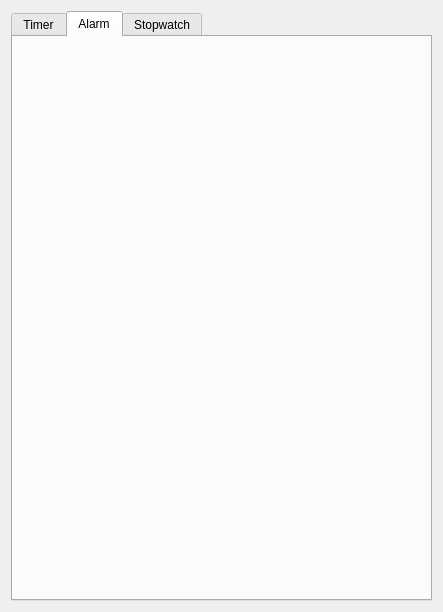
Before: the Qt Designer form Assignment19/Alarms and Clock/form.ui in MaryamBoneh/PythonCourse_Aemmi, drawn with Qt 5.
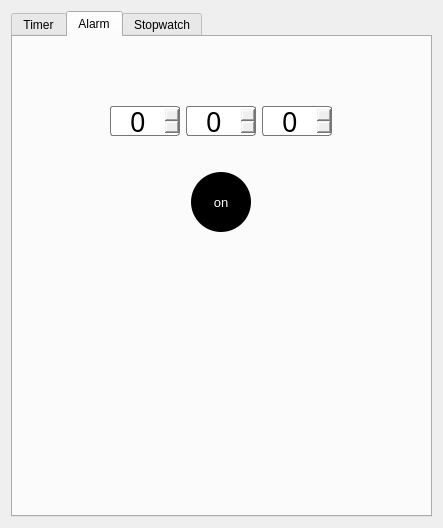
After: the same form once the commit is applied. The open tabs and pages were chosen to show the change.

Commit message: alarm and clock - assignment 19

```diff
--- a/Assignment19/Alarms and Clock/form.ui
+++ b/Assignment19/Alarms and Clock/form.ui
@@ -7,7 +7,7 @@
     <x>0</x>
     <y>0</y>
     <width>443</width>
-    <height>612</height>
+    <height>528</height>
    </rect>
   </property>
   <property name="windowTitle">
@@ -153,7 +153,164 @@
       <attribute name="title">
        <string>Alarm</string>
       </attribute>
-      <layout class="QGridLayout" name="gridLayout_2"/>
+      <layout class="QGridLayout" name="gridLayout_2">
+       <item row="1" column="1">
+        <layout class="QHBoxLayout" name="horizontalLayout_2">
+         <property name="leftMargin">
+          <number>60</number>
+         </property>
+         <property name="topMargin">
+          <number>60</number>
+         </property>
+         <property name="rightMargin">
+          <number>60</number>
+         </property>
+         <property name="bottomMargin">
+          <number>30</number>
+         </property>
+         <item>
+          <widget class="QSpinBox" name="spinBox_h">
+           <property name="minimumSize">
+            <size>
+             <width>70</width>
+             <height>30</height>
+            </size>
+           </property>
+           <property name="maximumSize">
+            <size>
+             <width>70</width>
+             <height>30</height>
+            </size>
+           </property>
+           <property name="font">
+            <font>
+             <family>Seven Segment</family>
+             <pointsize>20</pointsize>
+            </font>
+           </property>
+           <property name="styleSheet">
+            <string notr="true">border-radius: 3px; border: 1px solid #777;</string>
+           </property>
+           <property name="alignment">
+            <set>Qt::AlignCenter</set>
+           </property>
+           <property name="maximum">
+            <number>23</number>
+           </property>
+          </widget>
+         </item>
+         <item>
+          <widget class="QSpinBox" name="spinBox_m">
+           <property name="minimumSize">
+            <size>
+             <width>70</width>
+             <height>30</height>
+            </size>
+           </property>
+           <property name="maximumSize">
+            <size>
+             <width>70</width>
+             <height>30</height>
+            </size>
+           </property>
+           <property name="font">
+            <font>
+             <family>Seven Segment</family>
+             <pointsize>20</pointsize>
+            </font>
+           </property>
+           <property name="styleSheet">
+            <string notr="true">border-radius: 3px; border: 1px solid #777;</string>
+           </property>
+           <property name="alignment">
+            <set>Qt::AlignCenter</set>
+           </property>
+           <property name="maximum">
+            <number>59</number>
+           </property>
+          </widget>
+         </item>
+         <item>
+          <widget class="QSpinBox" name="spinBox_s">
+           <property name="minimumSize">
+            <size>
+             <width>70</width>
+             <height>30</height>
+            </size>
+           </property>
+           <property name="maximumSize">
+            <size>
+             <width>70</width>
+             <height>30</height>
+            </size>
+           </property>
+           <property name="font">
+            <font>
+             <family>Seven Segment</family>
+             <pointsize>20</pointsize>
+            </font>
+           </property>
+           <property name="styleSheet">
+            <string notr="true">border-radius: 3px; border: 1px solid #777;</string>
+           </property>
+           <property name="alignment">
+            <set>Qt::AlignCenter</set>
+           </property>
+           <property name="maximum">
+            <number>59</number>
+           </property>
+          </widget>
+         </item>
+        </layout>
+       </item>
+       <item row="3" column="1">
+        <spacer name="verticalSpacer_2">
+         <property name="orientation">
+          <enum>Qt::Vertical</enum>
+         </property>
+         <property name="sizeHint" stdset="0">
+          <size>
+           <width>20</width>
+           <height>40</height>
+          </size>
+         </property>
+        </spacer>
+       </item>
+       <item row="2" column="1">
+        <layout class="QHBoxLayout" name="horizontalLayout_3">
+         <item>
+          <widget class="QPushButton" name="btn_alarm_set">
+           <property name="minimumSize">
+            <size>
+             <width>60</width>
+             <height>60</height>
+            </size>
+           </property>
+           <property name="maximumSize">
+            <size>
+             <width>60</width>
+             <height>60</height>
+            </size>
+           </property>
+           <property name="font">
+            <font>
+             <pointsize>10</pointsize>
+            </font>
+           </property>
+           <property name="cursor">
+            <cursorShape>PointingHandCursor</cursorShape>
+           </property>
+           <property name="styleSheet">
+            <string notr="true">border: 0px; border-radius: 30px; background-color: #000; color: #fff;</string>
+           </property>
+           <property name="text">
+            <string>on</string>
+           </property>
+          </widget>
+         </item>
+        </layout>
+       </item>
+      </layout>
      </widget>
      <widget class="QWidget" name="tab_2">
       <attribute name="title">
```
Left out of the diff: 170 changed lines with no effect on the pictures. The commit also changes 3 other files.
